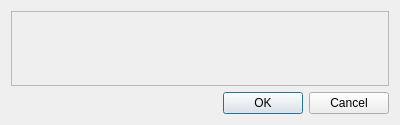
Before: the Qt Designer form src/blackgui/components/downloadandinstalldialog.ui in swift-project/pilotclient, drawn with Qt 5.
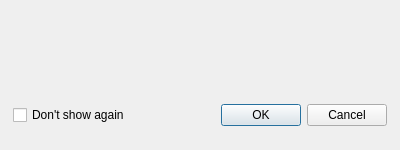
After: the same form once the commit is applied. Custom widgets are drawn as their Qt base class.

Commit message: Ref T78, setting and dialog "do not show again" Applies to automatic update info check

Diff of the .ui file:
```diff
--- a/src/blackgui/components/downloadandinstalldialog.ui
+++ b/src/blackgui/components/downloadandinstalldialog.ui
@@ -7,26 +7,63 @@
     <x>0</x>
     <y>0</y>
     <width>400</width>
-    <height>125</height>
+    <height>150</height>
    </rect>
   </property>
+  <property name="minimumSize">
+   <size>
+    <width>400</width>
+    <height>130</height>
+   </size>
+  </property>
   <property name="windowTitle">
    <string>Update checker</string>
   </property>
-  <property name="styleSheet">
-   <string notr="true"/>
-  </property>
   <property name="modal">
    <bool>true</bool>
   </property>
   <layout class="QVBoxLayout" name="vl_DownloadAndInstall">
+   <property name="leftMargin">
+    <number>4</number>
+   </property>
+   <property name="topMargin">
+    <number>4</number>
+   </property>
+   <property name="rightMargin">
+    <number>4</number>
+   </property>
+   <property name="bottomMargin">
+    <number>4</number>
+   </property>
    <item>
     <widget class="BlackGui::Components::CDistributionInfoComponent" name="comp_DistributionInfo">
-     <property name="frameShape">
-      <enum>QFrame::StyledPanel</enum>
+     <property name="minimumSize">
+      <size>
+       <width>0</width>
+       <height>75</height>
+      </size>
      </property>
-     <property name="frameShadow">
-      <enum>QFrame::Raised</enum>
+    </widget>
+   </item>
+   <item>
+    <widget class="QWidget" name="wi_Bottom" native="true">
+     <layout class="QHBoxLayout" name="hl_Bottom">
+      <property name="leftMargin">
+       <number>9</number>
+      </property>
+      <property name="topMargin">
+       <number>0</number>
+      </property>
+      <property name="rightMargin">
+       <number>9</number>
+      </property>
+      <property name="bottomMargin">
+       <number>0</number>
+      </property>
+      <item>
+       <widget class="QCheckBox" name="cb_DontShowAgain">
+        <property name="text">
+         <string>Don't show again</string>
      </property>
     </widget>
    </item>
@@ -38,6 +75,9 @@
      <property name="standardButtons">
       <set>QDialogButtonBox::Cancel|QDialogButtonBox::Ok</set>
      </property>
+       </widget>
+      </item>
+     </layout>
     </widget>
    </item>
   </layout>
```
Lines whose indentation alone changed are shown as unchanged. The commit also changes 5 other files.
